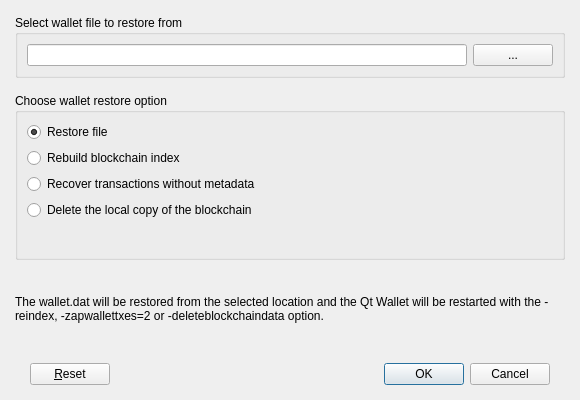
Old version of the form src/qt/forms/restoredialog.ui in the repository Hydra-Chain/node.
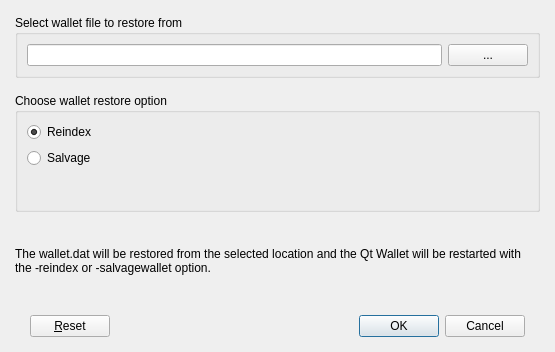
New version of the form.

What changed in the file:
```diff
--- a/src/qt/forms/restoredialog.ui
+++ b/src/qt/forms/restoredialog.ui
@@ -6,8 +6,8 @@
    <rect>
     <x>0</x>
     <y>0</y>
-    <width>580</width>
-    <height>400</height>
+    <width>555</width>
+    <height>352</height>
    </rect>
   </property>
   <property name="windowTitle">
@@ -81,34 +81,20 @@
         <string>Choose wallet restore option</string>
        </property>
        <layout class="QVBoxLayout" name="verticalLayout">
-        <item>
-         <widget class="QRadioButton" name="rbRestoreFile">
-          <property name="text">
-           <string>Restore file</string>
-          </property>
-          <property name="checked">
-           <bool>true</bool>
-          </property>
-         </widget>
-        </item>
         <item>
          <widget class="QRadioButton" name="rbReindex">
           <property name="text">
-           <string>Rebuild blockchain index</string>
+           <string>Reindex</string>
           </property>
-         </widget>
-        </item>
-        <item>
-         <widget class="QRadioButton" name="rbZapWallet">
-          <property name="text">
-           <string>Recover transactions without metadata</string>
+          <property name="checked">
+           <bool>true</bool>
           </property>
          </widget>
         </item>
         <item>
          <widget class="QRadioButton" name="rbLocalDeleteData">
           <property name="text">
-           <string>Delete the local copy of the blockchain</string>
+           <string>Salvage</string>
           </property>
          </widget>
         </item>
@@ -147,7 +133,7 @@
      <item>
       <widget class="QLabel" name="lblInfo">
        <property name="text">
-        <string>The wallet.dat will be restored from the selected location and the Qt Wallet will be restarted with the -reindex, -zapwallettxes=2 or -deleteblockchaindata option.</string>
+        <string>The wallet.dat will be restored from the selected location and the Qt Wallet will be restarted with the -reindex or -salvagewallet option.</string>
        </property>
        <property name="wordWrap">
         <bool>true</bool>
```
Left out of the diff: 2 changed lines with no effect on the pictures.
